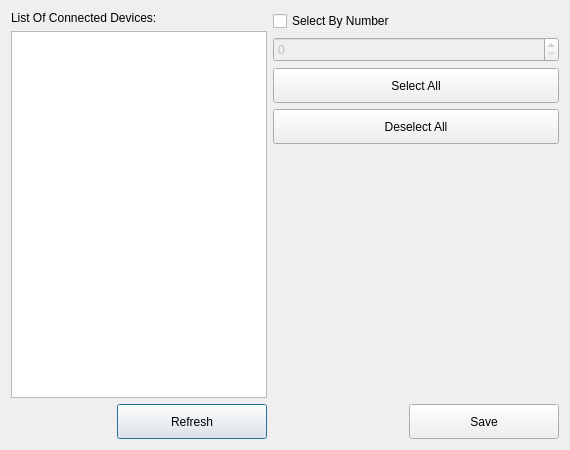
Qt form AddDevice.ui (dannywayn/twitch) before a commit.
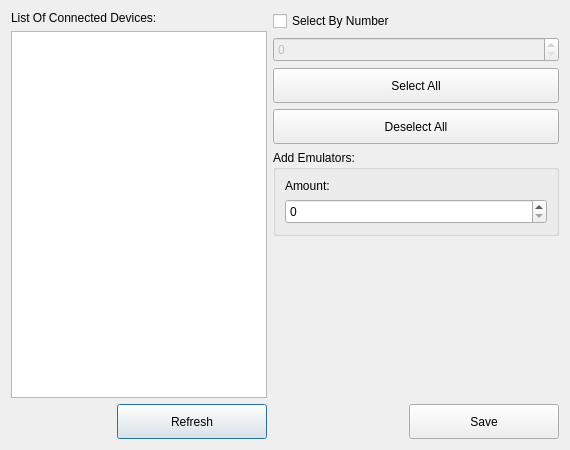
The same form after that commit.

```diff
--- a/AddDevice.ui
+++ b/AddDevice.ui
@@ -105,6 +105,44 @@
        </property>
       </widget>
      </item>
+     <item>
+      <widget class="QGroupBox" name="groupBox">
+       <property name="title">
+        <string>Add Emulators:</string>
+       </property>
+       <layout class="QVBoxLayout" name="verticalLayout_3">
+        <item>
+         <widget class="QLabel" name="label_2">
+          <property name="text">
+           <string>Amount:</string>
+          </property>
+         </widget>
+        </item>
+        <item>
+         <widget class="QSpinBox" name="emus">
+          <property name="enabled">
+           <bool>true</bool>
+          </property>
+          <property name="minimumSize">
+           <size>
+            <width>0</width>
+            <height>25</height>
+           </size>
+          </property>
+          <property name="minimum">
+           <number>0</number>
+          </property>
+          <property name="maximum">
+           <number>1000000000</number>
+          </property>
+          <property name="value">
+           <number>0</number>
+          </property>
+         </widget>
+        </item>
+       </layout>
+      </widget>
+     </item>
      <item>
       <spacer name="verticalSpacer">
        <property name="orientation">
```
